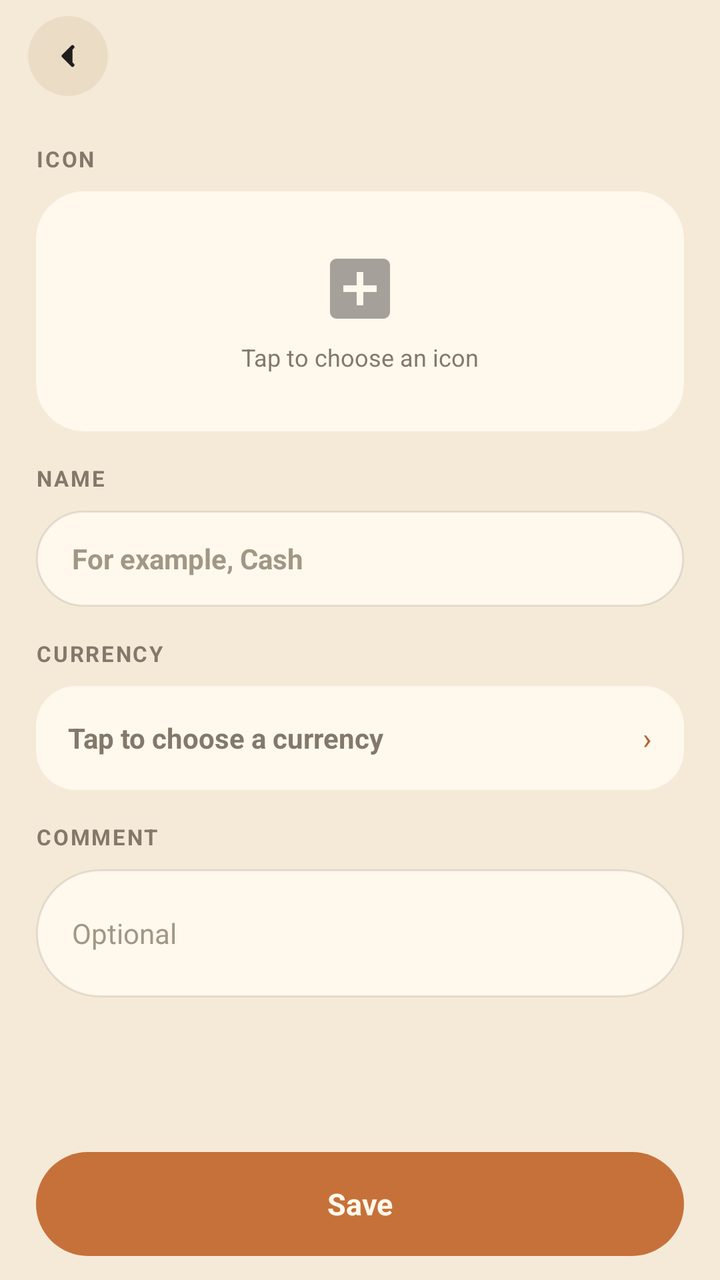
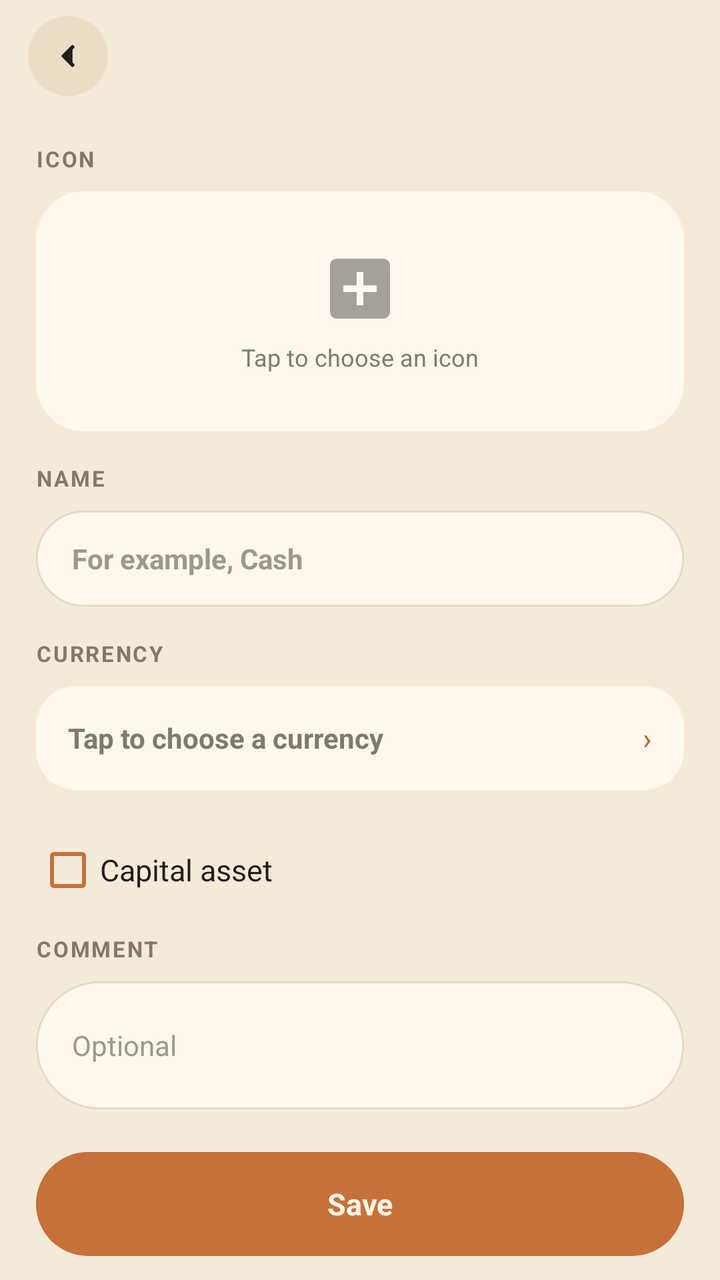

An Android layout rendered at two revisions. The XML below is the earlier revision; the diff shows what the commit changed to produce the second picture.
<!-- AndroidManifest.xml: activity theme AppTheme.NoActionBar -->
<!-- res/layout/activity_add_wallet.xml -->
<?xml version="1.0" encoding="utf-8"?>

<LinearLayout xmlns:android="http://schemas.android.com/apk/res/android"
    android:layout_width="match_parent"
    android:layout_height="match_parent"
    android:background="@color/colorBackground"
    android:orientation="vertical">

    <include layout="@layout/view_screen_header"/>

    <ScrollView
        android:layout_width="match_parent"
        android:layout_height="0dp"
        android:layout_weight="1"
        android:scrollbars="none">

        <LinearLayout
            android:layout_width="match_parent"
            android:layout_height="wrap_content"
            android:orientation="vertical"
            android:padding="18dp">

            <TextView style="@style/SettingsGroupLabel" android:text="@string/activity_add_wallet_text_1"/>

            <FrameLayout
                android:id="@+id/iconPickerContainer"
                android:layout_width="match_parent"
                android:layout_height="120dp"
                android:layout_marginBottom="16dp"
                android:background="@drawable/bg_card"
                android:clickable="true"
                android:focusable="true"
                android:onClick="pickIconClick">

                <ImageView
                    android:id="@+id/imgIconPreview"
                    android:layout_width="96dp"
                    android:layout_height="96dp"
                    android:layout_gravity="center"
                    android:contentDescription="@null"
                    android:scaleType="centerInside"
                    android:visibility="gone"/>

                <LinearLayout
                    android:id="@+id/iconPickerHint"
                    android:layout_width="wrap_content"
                    android:layout_height="wrap_content"
                    android:layout_gravity="center"
                    android:gravity="center"
                    android:orientation="vertical">

                    <ImageView
                        android:layout_width="40dp"
                        android:layout_height="40dp"
                        android:alpha="0.35"
                        android:contentDescription="@null"
                        android:src="@drawable/ic_add_box_black_24dp"/>

                    <TextView
                        android:layout_width="wrap_content"
                        android:layout_height="wrap_content"
                        android:layout_marginTop="6dp"
                        android:text="@string/activity_add_wallet_text_2"
                        android:textColor="@color/colorTextSecondary"
                        android:textSize="12sp"/>
                </LinearLayout>
            </FrameLayout>

            <TextView style="@style/SettingsGroupLabel" android:text="@string/activity_add_wallet_text_3"/>

            <EditText
                android:id="@+id/editWalletName"
                style="@style/FormInputPill"
                android:hint="@string/activity_add_wallet_edit_wallet_name_hint"
                android:inputType="textCapSentences"/>

            <TextView style="@style/SettingsGroupLabel" android:text="@string/activity_add_wallet_text_4"/>

            <LinearLayout
                android:id="@+id/currencyPickerRow"
                android:layout_width="match_parent"
                android:layout_height="52dp"
                android:layout_marginBottom="16dp"
                android:background="@drawable/bg_card_row"
                android:clickable="true"
                android:focusable="true"
                android:gravity="center_vertical"
                android:onClick="pickCurrencyClick"
                android:orientation="horizontal"
                android:paddingLeft="16dp"
                android:paddingRight="16dp">

                <ImageView
                    android:id="@+id/imgCurrencyFlag"
                    android:layout_width="28dp"
                    android:layout_height="28dp"
                    android:layout_marginEnd="10dp"
                    android:contentDescription="@null"
                    android:visibility="gone"/>

                <TextView
                    android:id="@+id/tvCurrencyLabel"
                    android:layout_width="0dp"
                    android:layout_height="wrap_content"
                    android:layout_weight="1"
                    android:text="@string/activity_add_wallet_tv_currency_label_text"
                    android:textColor="@color/colorTextSecondary"
                    android:textSize="14sp"
                    android:textStyle="bold"/>

                <TextView
                    android:layout_width="wrap_content"
                    android:layout_height="wrap_content"
                    android:text="›"
                    android:textColor="@color/colorPrimaryDark"
                    android:textSize="15sp"/>
            </LinearLayout>

            <TextView style="@style/SettingsGroupLabel" android:text="@string/activity_add_wallet_text_5"/>

            <EditText
                android:id="@+id/editWalletComment"
                android:layout_width="match_parent"
                android:layout_height="wrap_content"
                android:layout_marginBottom="24dp"
                android:background="@drawable/bg_input_pill"
                android:hint="@string/activity_add_wallet_edit_wallet_comment_hint"
                android:inputType="textMultiLine"
                android:minHeight="64dp"
                android:paddingLeft="18dp"
                android:paddingRight="18dp"
                android:paddingTop="12dp"
                android:paddingBottom="12dp"
                android:textColor="@color/colorTextPrimary"
                android:textColorHint="@color/colorTextHint"
                android:textSize="14sp"/>

        </LinearLayout>
    </ScrollView>

    
    <FrameLayout
        android:id="@+id/formActions"
        android:layout_width="match_parent"
        android:layout_height="wrap_content"
        android:background="@color/colorBackground"
        android:paddingLeft="18dp"
        android:paddingRight="18dp"
        android:paddingTop="8dp"
        android:paddingBottom="12dp">

        <TextView
            android:id="@+id/btnSave"
            android:layout_width="match_parent"
            android:layout_height="52dp"
            android:background="@drawable/bg_pill_primary"
            android:clickable="true"
            android:focusable="true"
            android:gravity="center"
            android:onClick="btnSaveClick"
            android:text="@string/activity_add_wallet_btn_save_text"
            android:textColor="@color/colorSurface"
            android:textSize="15sp"
            android:textStyle="bold"/>
    </FrameLayout>
</LinearLayout>
<!-- res/layout/view_screen_header.xml (included above) -->
<?xml version="1.0" encoding="utf-8"?>

<LinearLayout xmlns:android="http://schemas.android.com/apk/res/android"
    android:layout_width="match_parent"
    android:layout_height="wrap_content"
    android:gravity="center_vertical"
    android:orientation="horizontal"
    android:paddingLeft="14dp"
    android:paddingRight="14dp"
    android:paddingTop="8dp"
    android:paddingBottom="6dp">

    <ImageButton
        android:id="@+id/btnUp"
        android:layout_width="40dp"
        android:layout_height="40dp"
        android:background="@drawable/bg_pill_secondary"
        android:contentDescription="@string/view_screen_header_btn_up_content_description"
        android:padding="11dp"
        android:scaleType="fitCenter"
        android:src="@drawable/ic_nav_back"
        android:onClick="btnUp"/>

    <TextView
        android:id="@+id/screenTitle"
        android:layout_width="0dp"
        android:layout_height="wrap_content"
        android:layout_weight="1"
        android:layout_marginStart="12dp"
        android:ellipsize="end"
        android:fontFamily="@font/caprasimo"
        android:maxLines="1"
        android:textColor="@color/colorTextPrimary"
        android:textSize="20sp"/>
</LinearLayout>
<!-- resources referenced by this layout -->
<resources>
  <color name="colorBackground">#F5EAD8</color>
  <color name="colorPrimaryDark">#B2622D</color>
  <color name="colorSurface">#FFF8EC</color>
  <color name="colorTextHint">#A19786</color>
  <color name="colorTextPrimary">#201E1D</color>
  <color name="colorTextSecondary">#82796A</color>
  <!-- drawable bg_card (drawable) -->
  <?xml version="1.0" encoding="utf-8"?>
  <shape xmlns:android="http://schemas.android.com/apk/res/android">
      <solid android:color="@color/colorSurface"/>
      <corners android:radius="24dp"/>
  </shape>
  <!-- drawable bg_card_row (drawable) -->
  <?xml version="1.0" encoding="utf-8"?>
  <shape xmlns:android="http://schemas.android.com/apk/res/android">
      <solid android:color="@color/colorSurface"/>
      <corners android:radius="20dp"/>
  </shape>
  <!-- drawable bg_input_pill (drawable) -->
  <?xml version="1.0" encoding="utf-8"?>
  <shape xmlns:android="http://schemas.android.com/apk/res/android">
      <solid android:color="@color/colorSurface"/>
      <corners android:radius="999dp"/>
      <stroke android:width="1dp" android:color="@color/colorCardBorder"/>
  </shape>
  <!-- drawable bg_pill_primary (drawable) -->
  <?xml version="1.0" encoding="utf-8"?>
  <ripple xmlns:android="http://schemas.android.com/apk/res/android"
      android:color="@color/colorPrimaryDark">
      <item>
          <shape>
              <solid android:color="@color/colorPrimary"/>
              <corners android:radius="999dp"/>
          </shape>
      </item>
  </ripple>
  <!-- drawable bg_pill_secondary (drawable) -->
  <?xml version="1.0" encoding="utf-8"?>
  <ripple xmlns:android="http://schemas.android.com/apk/res/android"
      android:color="@color/colorPrimaryLight">
      <item>
          <shape>
              <solid android:color="@color/colorSurfaceAlt"/>
              <corners android:radius="999dp"/>
          </shape>
      </item>
  </ripple>
  <!-- drawable ic_add_box_black_24dp (drawable) -->
  <vector xmlns:android="http://schemas.android.com/apk/res/android"
          android:width="24dp"
          android:height="24dp"
          android:viewportWidth="24.0"
          android:viewportHeight="24.0">
      <path
          android:fillColor="#FF000000"
          android:pathData="M19,3L5,3c-1.11,0 -2,0.9 -2,2v14c0,1.1 0.89,2 2,2h14c1.1,0 2,-0.9 2,-2L21,5c0,-1.1 -0.9,-2 -2,-2zM17,13h-4v4h-2v-4L7,13v-2h4L11,7h2v4h4v2z"/>
  </vector>
  <string name="activity_add_wallet_btn_save_text">Save</string>
  <string name="activity_add_wallet_edit_wallet_comment_hint">Optional</string>
  <string name="activity_add_wallet_edit_wallet_name_hint">For example, Cash</string>
  <string name="activity_add_wallet_text_1">Icon</string>
  <string name="activity_add_wallet_text_2">Tap to choose an icon</string>
  <string name="activity_add_wallet_text_3">Name</string>
  <string name="activity_add_wallet_text_4">Currency</string>
  <string name="activity_add_wallet_text_5">Comment</string>
  <string name="activity_add_wallet_tv_currency_label_text">Tap to choose a currency</string>
  <string name="view_screen_header_btn_up_content_description">Back</string>
  <style name="AppTheme.NoActionBar">
          <item name="windowActionBar">false</item>
          <item name="windowNoTitle">true</item>
      </style>
  <color name="colorCardBorder">#1A201E1D</color>
  <color name="colorPrimary">#C67139</color>
  <color name="colorPrimaryLight">#F6A06B</color>
  <color name="colorSurfaceAlt">#EBDDC5</color>
  <!-- unchanged entries left out for length: 3 -->
</resources>

<!-- the commit's change to res/layout/activity_add_wallet.xml (unified diff, before → after) -->
@@ -116,7 +116,10 @@
                     android:textSize="15sp"/>
             </LinearLayout>
 
-            <TextView style="@style/SettingsGroupLabel" android:text="@string/activity_add_wallet_text_5"/>
+            
+            <include layout="@layout/view_asset_fields"/>
+
+                        <TextView style="@style/SettingsGroupLabel" android:text="@string/activity_add_wallet_text_5"/>
 
             <EditText
                 android:id="@+id/editWalletComment"
@@ -200,3 +203,86 @@
         android:textColor="@color/colorTextPrimary"
         android:textSize="20sp"/>
 </LinearLayout>
+<!-- res/layout/view_asset_fields.xml (included above) -->
+<?xml version="1.0" encoding="utf-8"?>
+<LinearLayout xmlns:android="http://schemas.android.com/apk/res/android"
+    android:id="@+id/assetFields"
+    android:layout_width="match_parent"
+    android:layout_height="wrap_content"
+    android:orientation="vertical">
+
+    <CheckBox
+        android:id="@+id/checkIsAsset"
+        android:layout_width="match_parent"
+        android:layout_height="wrap_content"
+        android:text="@string/asset_is_capital"
+        android:textColor="@color/colorTextPrimary"
+        android:textSize="15sp"
+        android:buttonTint="@color/colorPrimary"
+        android:layout_marginBottom="8dp"/>
+
+    <LinearLayout
+        android:id="@+id/assetDetails"
+        android:layout_width="match_parent"
+        android:layout_height="wrap_content"
+        android:orientation="vertical"
+        android:visibility="gone">
+
+        <TextView
+            android:layout_width="match_parent"
+            android:layout_height="wrap_content"
+            android:text="@string/asset_type_label"
+            android:textSize="11sp"
+            android:textStyle="bold"
+            android:textAllCaps="true"
+            android:textColor="@color/colorTextSecondary"
+            android:layout_marginBottom="6dp"/>
+
+        <RadioGroup
+            android:id="@+id/assetTypeGroup"
+            android:layout_width="match_parent"
+            android:layout_height="wrap_content"
+            android:orientation="horizontal"
+            android:checkedButton="@+id/assetTypeRealEstate"
+            android:layout_marginBottom="8dp">
+
+            <RadioButton
+                android:id="@+id/assetTypeRealEstate"
+                android:layout_width="wrap_content"
+                android:layout_height="wrap_content"
+                android:text="@string/asset_type_real_estate"
+                android:buttonTint="@color/colorPrimary"
+                android:textColor="@color/colorTextPrimary"
+                android:textSize="14sp"/>
+
+            <RadioButton
+                android:id="@+id/assetTypeVehicle"
+                android:layout_width="wrap_content"
+                android:layout_height="wrap_content"
+                android:text="@string/asset_type_vehicle"
+                android:buttonTint="@color/colorPrimary"
+                android:textColor="@color/colorTextPrimary"
+                android:textSize="14sp"/>
+
+            <RadioButton
+                android:id="@+id/assetTypeOther"
+                android:layout_width="wrap_content"
+                android:layout_height="wrap_content"
+                android:text="@string/asset_type_other"
+                android:buttonTint="@color/colorPrimary"
+                android:textColor="@color/colorTextPrimary"
+                android:textSize="14sp"/>
+        </RadioGroup>
+
+        <CheckBox
+            android:id="@+id/checkInNetWorth"
+            android:layout_width="match_parent"
+            android:layout_height="wrap_content"
+            android:checked="true"
+            android:text="@string/asset_in_net_worth"
+            android:textColor="@color/colorTextPrimary"
+            android:textSize="15sp"
+            android:buttonTint="@color/colorPrimary"
+            android:layout_marginBottom="8dp"/>
+    </LinearLayout>
+</LinearLayout>
<!-- resource entries referenced after the edit -->
@@ -66,6 +66,12 @@
   <string name="activity_add_wallet_text_4">Currency</string>
   <string name="activity_add_wallet_text_5">Comment</string>
   <string name="activity_add_wallet_tv_currency_label_text">Tap to choose a currency</string>
+  <string name="asset_in_net_worth">Include in “Total with capital”</string>
+  <string name="asset_is_capital">Capital asset</string>
+  <string name="asset_type_label">Asset type</string>
+  <string name="asset_type_other">Other</string>
+  <string name="asset_type_real_estate">Real estate</string>
+  <string name="asset_type_vehicle">Vehicle</string>
   <string name="view_screen_header_btn_up_content_description">Back</string>
   <style name="AppTheme.NoActionBar">
           <item name="windowActionBar">false</item>
